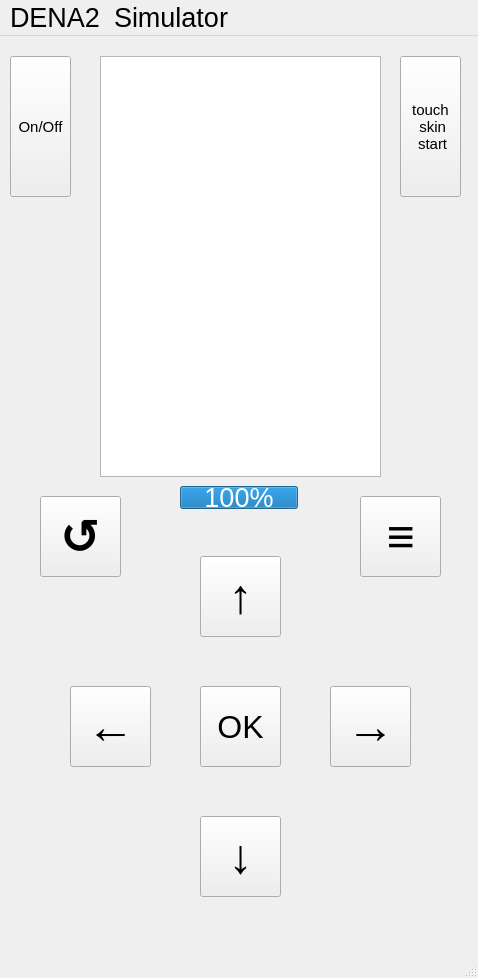
Qt form DenaSimulator/denasimulator.ui (biaochen1/comp-3004-teamproject) before a commit.
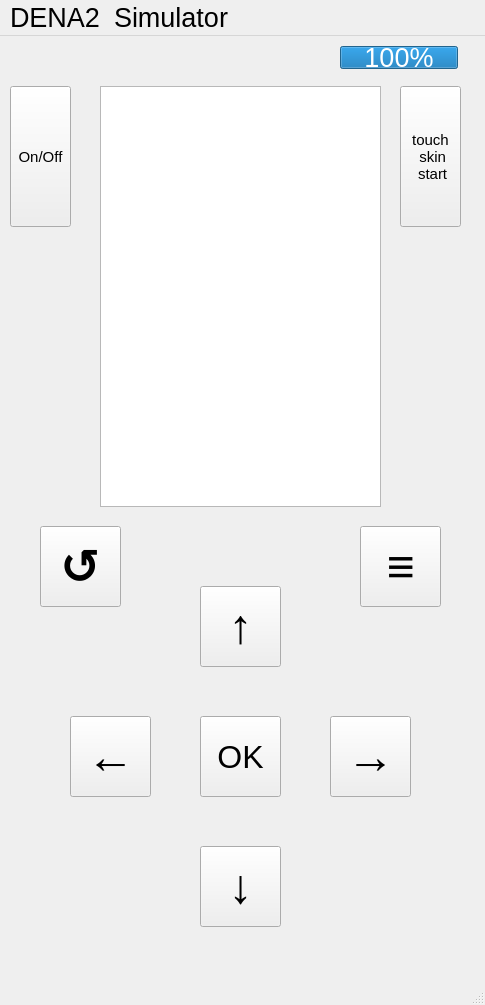
The same form after that commit.

```diff
--- a/DenaSimulator/denasimulator.ui
+++ b/DenaSimulator/denasimulator.ui
@@ -6,8 +6,8 @@
    <rect>
     <x>0</x>
     <y>0</y>
-    <width>478</width>
-    <height>978</height>
+    <width>485</width>
+    <height>1005</height>
    </rect>
   </property>
   <property name="font">
@@ -29,7 +29,7 @@
     <property name="geometry">
      <rect>
       <x>200</x>
-      <y>780</y>
+      <y>810</y>
       <width>81</width>
       <height>81</height>
      </rect>
@@ -47,7 +47,7 @@
     <property name="geometry">
      <rect>
       <x>330</x>
-      <y>650</y>
+      <y>680</y>
       <width>81</width>
       <height>81</height>
      </rect>
@@ -65,7 +65,7 @@
     <property name="geometry">
      <rect>
       <x>200</x>
-      <y>520</y>
+      <y>550</y>
       <width>81</width>
       <height>81</height>
      </rect>
@@ -83,7 +83,7 @@
     <property name="geometry">
      <rect>
       <x>100</x>
-      <y>20</y>
+      <y>50</y>
       <width>281</width>
       <height>421</height>
      </rect>
@@ -98,7 +98,7 @@
     <property name="geometry">
      <rect>
       <x>70</x>
-      <y>650</y>
+      <y>680</y>
       <width>81</width>
       <height>81</height>
      </rect>
@@ -116,7 +116,7 @@
     <property name="geometry">
      <rect>
       <x>200</x>
-      <y>650</y>
+      <y>680</y>
       <width>81</width>
       <height>81</height>
      </rect>
@@ -134,7 +134,7 @@
     <property name="geometry">
      <rect>
       <x>10</x>
-      <y>20</y>
+      <y>50</y>
       <width>61</width>
       <height>141</height>
      </rect>
@@ -152,7 +152,7 @@
     <property name="geometry">
      <rect>
       <x>40</x>
-      <y>460</y>
+      <y>490</y>
       <width>81</width>
       <height>81</height>
      </rect>
@@ -175,7 +175,7 @@
     <property name="geometry">
      <rect>
       <x>360</x>
-      <y>460</y>
+      <y>490</y>
       <width>81</width>
       <height>81</height>
      </rect>
@@ -198,7 +198,7 @@
     <property name="geometry">
      <rect>
       <x>100</x>
-      <y>20</y>
+      <y>50</y>
       <width>281</width>
       <height>421</height>
      </rect>
@@ -213,7 +213,7 @@
     <property name="geometry">
      <rect>
       <x>100</x>
-      <y>20</y>
+      <y>50</y>
       <width>281</width>
       <height>421</height>
      </rect>
@@ -228,7 +228,7 @@
     <property name="geometry">
      <rect>
       <x>100</x>
-      <y>20</y>
+      <y>50</y>
       <width>281</width>
       <height>421</height>
      </rect>
@@ -243,7 +243,7 @@
     <property name="geometry">
      <rect>
       <x>100</x>
-      <y>20</y>
+      <y>50</y>
       <width>281</width>
       <height>141</height>
      </rect>
@@ -279,7 +279,7 @@
     <property name="geometry">
      <rect>
       <x>400</x>
-      <y>20</y>
+      <y>50</y>
       <width>61</width>
       <height>141</height>
      </rect>
@@ -299,7 +299,7 @@
     <property name="geometry">
      <rect>
       <x>100</x>
-      <y>20</y>
+      <y>50</y>
       <width>281</width>
       <height>141</height>
      </rect>
@@ -335,7 +335,7 @@
     <property name="geometry">
      <rect>
       <x>100</x>
-      <y>20</y>
+      <y>50</y>
       <width>281</width>
       <height>421</height>
      </rect>
@@ -349,8 +349,8 @@
    <widget class="QProgressBar" name="batteryLevel">
     <property name="geometry">
      <rect>
-      <x>180</x>
-      <y>450</y>
+      <x>340</x>
+      <y>10</y>
       <width>118</width>
       <height>23</height>
      </rect>
@@ -382,8 +382,8 @@
     <rect>
      <x>0</x>
      <y>0</y>
-     <width>478</width>
-     <height>38</height>
+     <width>485</width>
+     <height>37</height>
     </rect>
    </property>
    <widget class="QMenu" name="menuDENA2">
```
